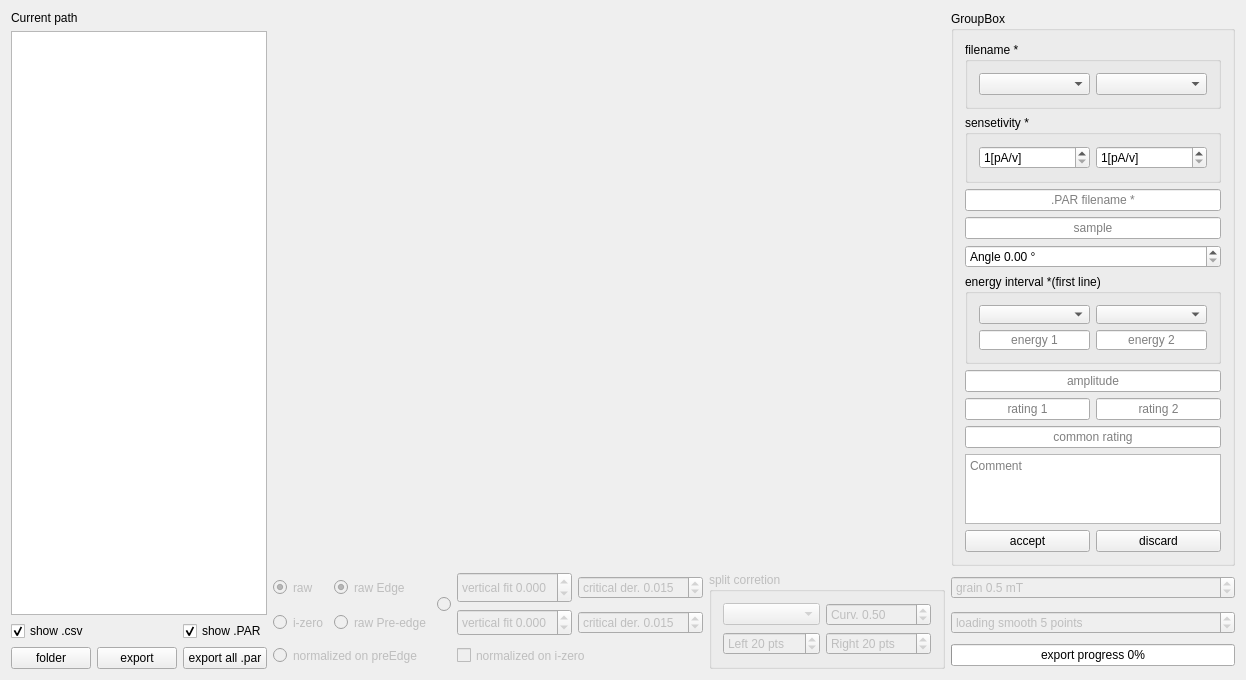
Above: mainwindow.ui from Rezenter/HysteLoop before the change. Below: the same form after it.
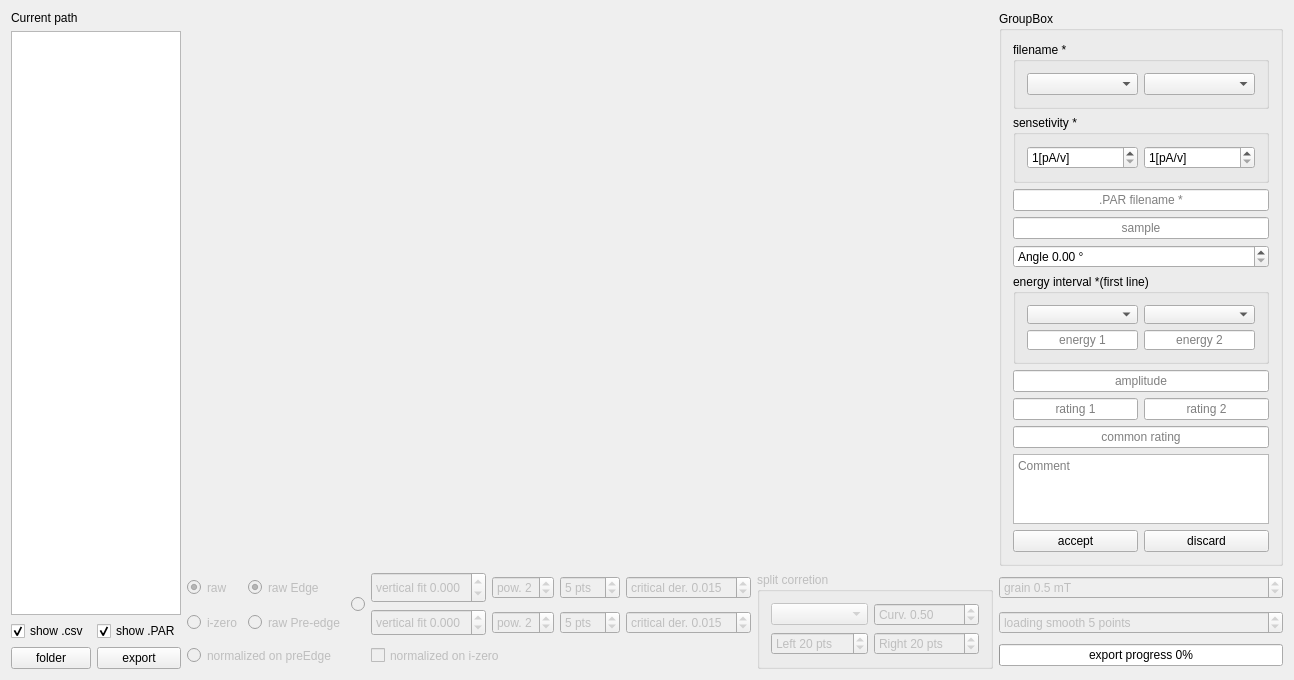
That is the form after the change.

```diff
--- a/mainwindow.ui
+++ b/mainwindow.ui
@@ -15,99 +15,7 @@
   </property>
   <widget class="QWidget" name="centralWidget">
    <layout class="QGridLayout" name="gridLayout_5">
-    <item row="1" column="6" rowspan="3" colspan="4">
-     <widget class="QGroupBox" name="splitGroupBox">
-      <property name="enabled">
-       <bool>false</bool>
-      </property>
-      <property name="sizePolicy">
-       <sizepolicy hsizetype="Expanding" vsizetype="Minimum">
-        <horstretch>0</horstretch>
-        <verstretch>0</verstretch>
-       </sizepolicy>
-      </property>
-      <property name="title">
-       <string>split corretion</string>
-      </property>
-      <layout class="QGridLayout" name="gridLayout_6">
-       <item row="1" column="0">
-        <widget class="QSpinBox" name="splitLeftSpinBox">
-         <property name="suffix">
-          <string> pts</string>
-         </property>
-         <property name="prefix">
-          <string>Left </string>
-         </property>
-         <property name="maximum">
-          <number>5000</number>
-         </property>
-         <property name="singleStep">
-          <number>1</number>
-         </property>
-         <property name="value">
-          <number>20</number>
-         </property>
-        </widget>
-       </item>
-       <item row="1" column="1">
-        <widget class="QSpinBox" name="splitRightSpinBox">
-         <property name="suffix">
-          <string> pts</string>
-         </property>
-         <property name="prefix">
-          <string>Right </string>
-         </property>
-         <property name="maximum">
-          <number>5000</number>
-         </property>
-         <property name="singleStep">
-          <number>1</number>
-         </property>
-         <property name="value">
-          <number>20</number>
-         </property>
-        </widget>
-       </item>
-       <item row="0" column="0">
-        <widget class="QComboBox" name="splitComboBox">
-         <property name="currentIndex">
-          <number>-1</number>
-         </property>
-        </widget>
-       </item>
-       <item row="0" column="1">
-        <widget class="QDoubleSpinBox" name="splitShiftDoubleSpinBox">
-         <property name="prefix">
-          <string>Curv. </string>
-         </property>
-         <property name="minimum">
-          <double>0.000000000000000</double>
-         </property>
-         <property name="maximum">
-          <double>1.000000000000000</double>
-         </property>
-         <property name="singleStep">
-          <double>0.010000000000000</double>
-         </property>
-         <property name="value">
-          <double>0.500000000000000</double>
-         </property>
-        </widget>
-       </item>
-      </layout>
-     </widget>
-    </item>
-    <item row="0" column="1" colspan="9">
-     <widget class="QWidget" name="chartWidget" native="true">
-      <property name="sizePolicy">
-       <sizepolicy hsizetype="Expanding" vsizetype="Expanding">
-        <horstretch>0</horstretch>
-        <verstretch>0</verstretch>
-       </sizepolicy>
-      </property>
-     </widget>
-    </item>
-    <item row="0" column="10">
+    <item row="0" column="12">
      <widget class="QGroupBox" name="groupBox_4">
       <property name="title">
        <string>GroupBox</string>
@@ -456,6 +364,205 @@
       </layout>
      </widget>
     </item>
+    <item row="0" column="1" colspan="11">
+     <widget class="QWidget" name="chartWidget" native="true">
+      <property name="sizePolicy">
+       <sizepolicy hsizetype="Expanding" vsizetype="Expanding">
+        <horstretch>0</horstretch>
+        <verstretch>0</verstretch>
+       </sizepolicy>
+      </property>
+     </widget>
+    </item>
+    <item row="1" column="8" rowspan="3" colspan="4">
+     <widget class="QGroupBox" name="splitGroupBox">
+      <property name="enabled">
+       <bool>false</bool>
+      </property>
+      <property name="sizePolicy">
+       <sizepolicy hsizetype="Expanding" vsizetype="Minimum">
+        <horstretch>0</horstretch>
+        <verstretch>0</verstretch>
+       </sizepolicy>
+      </property>
+      <property name="title">
+       <string>split corretion</string>
+      </property>
+      <layout class="QGridLayout" name="gridLayout_6">
+       <item row="1" column="0">
+        <widget class="QSpinBox" name="splitLeftSpinBox">
+         <property name="suffix">
+          <string> pts</string>
+         </property>
+         <property name="prefix">
+          <string>Left </string>
+         </property>
+         <property name="maximum">
+          <number>5000</number>
+         </property>
+         <property name="singleStep">
+          <number>1</number>
+         </property>
+         <property name="value">
+          <number>20</number>
+         </property>
+        </widget>
+       </item>
+       <item row="1" column="1">
+        <widget class="QSpinBox" name="splitRightSpinBox">
+         <property name="suffix">
+          <string> pts</string>
+         </property>
+         <property name="prefix">
+          <string>Right </string>
+         </property>
+         <property name="maximum">
+          <number>5000</number>
+         </property>
+         <property name="singleStep">
+          <number>1</number>
+         </property>
+         <property name="value">
+          <number>20</number>
+         </property>
+        </widget>
+       </item>
+       <item row="0" column="0">
+        <widget class="QComboBox" name="splitComboBox">
+         <property name="currentIndex">
+          <number>-1</number>
+         </property>
+        </widget>
+       </item>
+       <item row="0" column="1">
+        <widget class="QDoubleSpinBox" name="splitShiftDoubleSpinBox">
+         <property name="prefix">
+          <string>Curv. </string>
+         </property>
+         <property name="minimum">
+          <double>0.000000000000000</double>
+         </property>
+         <property name="maximum">
+          <double>1.000000000000000</double>
+         </property>
+         <property name="singleStep">
+          <double>0.010000000000000</double>
+         </property>
+         <property name="value">
+          <double>0.500000000000000</double>
+         </property>
+        </widget>
+       </item>
+      </layout>
+     </widget>
+    </item>
+    <item row="3" column="12">
+     <widget class="QProgressBar" name="progressBar">
+      <property name="sizePolicy">
+       <sizepolicy hsizetype="Minimum" vsizetype="Fixed">
+        <horstretch>0</horstretch>
+        <verstretch>0</verstretch>
+       </sizepolicy>
+      </property>
+      <property name="value">
+       <number>0</number>
+      </property>
+      <property name="alignment">
+       <set>Qt::AlignCenter</set>
+      </property>
+      <property name="textVisible">
+       <bool>true</bool>
+      </property>
+      <property name="invertedAppearance">
+       <bool>false</bool>
+      </property>
+      <property name="textDirection">
+       <enum>QProgressBar::TopToBottom</enum>
+      </property>
+      <property name="format">
+       <string>export progress %p%</string>
+      </property>
+     </widget>
+    </item>
+    <item row="3" column="1" colspan="2">
+     <widget class="QRadioButton" name="normSignalButton">
+      <property name="enabled">
+       <bool>false</bool>
+      </property>
+      <property name="sizePolicy">
+       <sizepolicy hsizetype="Minimum" vsizetype="Minimum">
+        <horstretch>0</horstretch>
+        <verstretch>0</verstretch>
+       </sizepolicy>
+      </property>
+      <property name="text">
+       <string>normalized on preEdge</string>
+      </property>
+      <property name="checked">
+       <bool>false</bool>
+      </property>
+      <attribute name="buttonGroup">
+       <string notr="true">signalType</string>
+      </attribute>
+     </widget>
+    </item>
+    <item row="1" column="5">
+     <widget class="QSpinBox" name="splinePowerSpinBox1">
+      <property name="enabled">
+       <bool>false</bool>
+      </property>
+      <property name="prefix">
+       <string>pow. </string>
+      </property>
+      <property name="maximum">
+       <number>5</number>
+      </property>
+      <property name="value">
+       <number>2</number>
+      </property>
+     </widget>
+    </item>
+    <item row="1" column="3" rowspan="2">
+     <widget class="QRadioButton" name="bothButton">
+      <property name="enabled">
+       <bool>false</bool>
+      </property>
+      <property name="sizePolicy">
+       <sizepolicy hsizetype="Minimum" vsizetype="Minimum">
+        <horstretch>0</horstretch>
+        <verstretch>0</verstretch>
+       </sizepolicy>
+      </property>
+      <property name="text">
+       <string/>
+      </property>
+      <attribute name="buttonGroup">
+       <string notr="true">fileGroup</string>
+      </attribute>
+     </widget>
+    </item>
+    <item row="1" column="7">
+     <widget class="QDoubleSpinBox" name="der1DoubleSpinBox">
+      <property name="enabled">
+       <bool>false</bool>
+      </property>
+      <property name="prefix">
+       <string>critical der. </string>
+      </property>
+      <property name="decimals">
+       <number>3</number>
+      </property>
+      <property name="maximum">
+       <double>10.000000000000000</double>
+      </property>
+      <property name="singleStep">
+       <double>0.001000000000000</double>
+      </property>
+      <property name="value">
+       <double>0.015000000000000</double>
+      </property>
+     </widget>
+    </item>
     <item row="2" column="4">
      <widget class="QDoubleSpinBox" name="verticalFit2SpinBox">
       <property name="enabled">
@@ -484,38 +591,35 @@
       </property>
      </widget>
     </item>
-    <item row="1" column="4">
-     <widget class="QDoubleSpinBox" name="verticalFit1SpinBox">
+    <item row="1" column="12">
+     <widget class="QDoubleSpinBox" name="smoothDoubleSpinBox">
       <property name="enabled">
        <bool>false</bool>
       </property>
-      <property name="sizePolicy">
-       <sizepolicy hsizetype="Minimum" vsizetype="Minimum">
-        <horstretch>0</horstretch>
-        <verstretch>0</verstretch>
-       </sizepolicy>
-      </property>
       <property name="prefix">
-       <string>vertical fit </string>
+       <string>grain </string>
       </property>
       <property name="suffix">
-       <string/>
+       <string> mT</string>
       </property>
       <property name="decimals">
-       <number>3</number>
+       <number>1</number>
       </property>
       <property name="minimum">
-       <double>-1.000000000000000</double>
+       <double>0.100000000000000</double>
       </property>
       <property name="maximum">
-       <double>1.000000000000000</double>
+       <double>20.000000000000000</double>
       </property>
       <property name="singleStep">
-       <double>0.001000000000000</double>
+       <double>0.100000000000000</double>
+      </property>
+      <property name="value">
+       <double>0.500000000000000</double>
       </property>
      </widget>
     </item>
-    <item row="2" column="10">
+    <item row="2" column="12">
      <widget class="QSpinBox" name="loadingSmoothSpinBox">
       <property name="enabled">
        <bool>false</bool>
@@ -556,6 +660,44 @@
       </attribute>
      </widget>
     </item>
+    <item row="3" column="4" colspan="4">
+     <widget class="QCheckBox" name="zeroCheckBox">
+      <property name="enabled">
+       <bool>false</bool>
+      </property>
+      <property name="sizePolicy">
+       <sizepolicy hsizetype="Minimum" vsizetype="Minimum">
+        <horstretch>0</horstretch>
+        <verstretch>0</verstretch>
+       </sizepolicy>
+      </property>
+      <property name="text">
+       <string>normalized on i-zero</string>
+      </property>
+     </widget>
+    </item>
+    <item row="2" column="7">
+     <widget class="QDoubleSpinBox" name="der2DoubleSpinBox">
+      <property name="enabled">
+       <bool>false</bool>
+      </property>
+      <property name="prefix">
+       <string>critical der. </string>
+      </property>
+      <property name="decimals">
+       <number>3</number>
+      </property>
+      <property name="maximum">
+       <double>10.000000000000000</double>
+      </property>
+      <property name="singleStep">
+       <double>0.001000000000000</double>
+      </property>
+      <property name="value">
+       <double>0.015000000000000</double>
+      </property>
+     </widget>
+    </item>
     <item row="2" column="1">
      <widget class="QRadioButton" name="zeroSignalButton">
       <property name="enabled">
@@ -575,83 +717,8 @@
       </attribute>
      </widget>
     </item>
-    <item row="1" column="1">
-     <widget class="QRadioButton" name="rawSignalButton">
-      <property name="enabled">
-       <bool>false</bool>
-      </property>
-      <property name="sizePolicy">
-       <sizepolicy hsizetype="Minimum" vsizetype="Minimum">
-        <horstretch>0</horstretch>
-        <verstretch>0</verstretch>
-       </sizepolicy>
-      </property>
-      <property name="text">
-       <string>raw</string>
-      </property>
-      <property name="checked">
-       <bool>true</bool>
-      </property>
-      <attribute name="buttonGroup">
-       <string notr="true">signalType</string>
-      </attribute>
-     </widget>
-    </item>
-    <item row="1" column="10">
-     <widget class="QDoubleSpinBox" name="smoothDoubleSpinBox">
-      <property name="enabled">
-       <bool>false</bool>
-      </property>
-      <property name="prefix">
-       <string>grain </string>
-      </property>
-      <property name="suffix">
-       <string> mT</string>
-      </property>
-      <property name="decimals">
-       <number>1</number>
-      </property>
-      <property name="minimum">
-       <double>0.100000000000000</double>
-      </property>
-      <property name="maximum">
-       <double>20.000000000000000</double>
-      </property>
-      <property name="singleStep">
-       <double>0.100000000000000</double>
-      </property>
-      <property name="value">
-       <double>0.500000000000000</double>
-      </property>
-     </widget>
-    </item>
-    <item row="1" column="2">
-     <widget class="QRadioButton" name="edgeButton">
-      <property name="enabled">
-       <bool>false</bool>
-      </property>
-      <property name="sizePolicy">
-       <sizepolicy hsizetype="Minimum" vsizetype="Minimum">
-        <horstretch>0</horstretch>
-        <verstretch>0</verstretch>
-       </sizepolicy>
-      </property>
-      <property name="text">
-       <string>raw Edge</string>
-      </property>
-      <property name="checked">
-       <bool>true</bool>
-      </property>
-      <attribute name="buttonGroup">
-       <string notr="true">fileGroup</string>
-      </attribute>
-     </widget>
-    </item>
     <item row="0" column="0" rowspan="4">
      <layout class="QGridLayout" name="gridLayout_2">
-      <item row="1" column="0" colspan="3">
-       <widget class="QTableWidget" name="fileTable"/>
-      </item>
       <item row="2" column="0">
        <widget class="QCheckBox" name="datBox">
         <property name="sizePolicy">
@@ -681,27 +748,7 @@
         </property>
        </widget>
       </item>
-      <item row="3" column="1">
-       <widget class="QPushButton" name="exportButton">
-        <property name="sizePolicy">
-         <sizepolicy hsizetype="Minimum" vsizetype="Minimum">
-          <horstretch>0</horstretch>
-          <verstretch>0</verstretch>
-         </sizepolicy>
-        </property>
-        <property name="text">
-         <string>export</string>
-        </property>
-       </widget>
-      </item>
-      <item row="3" column="2">
-       <widget class="QPushButton" name="exportAllButton">
-        <property name="text">
-         <string>export all .par</string>
-        </property>
-       </widget>
-      </item>
-      <item row="0" column="0" colspan="3">
+      <item row="0" column="0" colspan="2">
        <widget class="QLabel" name="dataDirLabel">
         <property name="sizePolicy">
          <sizepolicy hsizetype="Minimum" vsizetype="Minimum">
@@ -714,7 +761,10 @@
         </property>
        </widget>
       </item>
-      <item row="2" column="2">
+      <item row="1" column="0" colspan="2">
+       <widget class="QTableWidget" name="fileTable"/>
+      </item>
+      <item row="2" column="1">
        <widget class="QCheckBox" name="parBox">
         <property name="sizePolicy">
          <sizepolicy hsizetype="Minimum" vsizetype="Minimum">
@@ -730,10 +780,23 @@
         </property>
        </widget>
       </item>
+      <item row="3" column="1">
+       <widget class="QPushButton" name="exportButton">
+        <property name="sizePolicy">
+         <sizepolicy hsizetype="Minimum" vsizetype="Minimum">
+          <horstretch>0</horstretch>
+          <verstretch>0</verstretch>
+         </sizepolicy>
+        </property>
+        <property name="text">
+         <string>export</string>
+        </property>
+       </widget>
+      </item>
      </layout>
     </item>
-    <item row="1" column="3" rowspan="2">
-     <widget class="QRadioButton" name="bothButton">
+    <item row="1" column="1">
+     <widget class="QRadioButton" name="rawSignalButton">
       <property name="enabled">
        <bool>false</bool>
       </property>
@@ -744,120 +807,120 @@
        </sizepolicy>
       </property>
       <property name="text">
-       <string/>
+       <string>raw</string>
+      </property>
+      <property name="checked">
+       <bool>true</bool>
+      </property>
+      <attribute name="buttonGroup">
+       <string notr="true">signalType</string>
+      </attribute>
+     </widget>
+    </item>
+    <item row="1" column="2">
+     <widget class="QRadioButton" name="edgeButton">
+      <property name="enabled">
+       <bool>false</bool>
+      </property>
+      <property name="sizePolicy">
+       <sizepolicy hsizetype="Minimum" vsizetype="Minimum">
+        <horstretch>0</horstretch>
+        <verstretch>0</verstretch>
+       </sizepolicy>
+      </property>
+      <property name="text">
+       <string>raw Edge</string>
+      </property>
+      <property name="checked">
+       <bool>true</bool>
       </property>
       <attribute name="buttonGroup">
        <string notr="true">fileGroup</string>
       </attribute>
      </widget>
     </item>
+    <item row="1" column="4">
+     <widget class="QDoubleSpinBox" name="verticalFit1SpinBox">
+      <property name="enabled">
+       <bool>false</bool>
+      </property>
+      <property name="sizePolicy">
+       <sizepolicy hsizetype="Minimum" vsizetype="Minimum">
+        <horstretch>0</horstretch>
+        <verstretch>0</verstretch>
+       </sizepolicy>
+      </property>
+      <property name="prefix">
+       <string>vertical fit </string>
+      </property>
+      <property name="suffix">
+       <string/>
+      </property>
+      <property name="decimals">
+       <number>3</number>
+      </property>
+      <property name="minimum">
+       <double>-1.000000000000000</double>
+      </property>
+      <property name="maximum">
+       <double>1.000000000000000</double>
+      </property>
+      <property name="singleStep">
+       <double>0.001000000000000</double>
+      </property>
+     </widget>
+    </item>
+    <item row="1" column="6">
+     <widget class="QSpinBox" name="splineLengthSpinBox1">
+      <property name="enabled">
+       <bool>false</bool>
+      </property>
+      <property name="suffix">
+       <string> pts</string>
+      </property>
+      <property name="minimum">
+       <number>2</number>
+      </property>
+      <property name="maximum">
+       <number>99</number>
+      </property>
+      <property name="value">
+       <number>5</number>
+      </property>
+     </widget>
+    </item>
     <item row="2" column="5">
-     <widget class="QDoubleSpinBox" name="der2DoubleSpinBox">
+     <widget class="QSpinBox" name="splinePowerSpinBox2">
       <property name="enabled">
        <bool>false</bool>
       </property>
       <property name="prefix">
-       <string>critical der. </string>
+       <string>pow. </string>
       </property>
-      <property name="decimals">
-       <number>3</number>
-      </property>
       <property name="maximum">
-       <double>10.000000000000000</double>
+       <number>5</number>
       </property>
-      <property name="singleStep">
-       <double>0.001000000000000</double>
-      </property>
       <property name="value">
-       <double>0.015000000000000</double>
+       <number>2</number>
       </property>
      </widget>
     </item>
-    <item row="3" column="1" colspan="2">
-     <widget class="QRadioButton" name="normSignalButton">
+    <item row="2" column="6">
+     <widget class="QSpinBox" name="splineLengthSpinBox2">
       <property name="enabled">
        <bool>false</bool>
       </property>
-      <property name="sizePolicy">
-       <sizepolicy hsizetype="Minimum" vsizetype="Minimum">
-        <horstretch>0</horstretch>
-        <verstretch>0</verstretch>
-       </sizepolicy>
+      <property name="suffix">
+       <string> pts</string>
       </property>
-      <property name="text">
-       <string>normalized on preEdge</string>
+      <property name="minimum">
+       <number>2</number>
       </property>
-      <property name="checked">
-       <bool>false</bool>
-      </property>
-      <attribute name="buttonGroup">
-       <string notr="true">signalType</string>
-      </attribute>
-     </widget>
-    </item>
-    <item row="3" column="4" colspan="2">
-     <widget class="QCheckBox" name="zeroCheckBox">
-      <property name="enabled">
-       <bool>false</bool>
-      </property>
-      <property name="sizePolicy">
-       <sizepolicy hsizetype="Minimum" vsizetype="Minimum">
-        <horstretch>0</horstretch>
-        <verstretch>0</verstretch>
-       </sizepolicy>
-      </property>
-      <property name="text">
-       <string>normalized on i-zero</string>
-      </property>
-     </widget>
-    </item>
-    <item row="1" column="5">
-     <widget class="QDoubleSpinBox" name="der1DoubleSpinBox">
-      <property name="enabled">
-       <bool>false</bool>
-      </property>
-      <property name="prefix">
-       <string>critical der. </string>
-      </property>
-      <property name="decimals">
-       <number>3</number>
-      </property>
       <property name="maximum">
-       <double>10.000000000000000</double>
+       <number>99</number>
       </property>
-      <property name="singleStep">
-       <double>0.001000000000000</double>
-      </property>
       <property name="value">
-       <double>0.015000000000000</double>
-      </property>
-     </widget>
-    </item>
-    <item row="3" column="10">
-     <widget class="QProgressBar" name="progressBar">
-      <property name="sizePolicy">
-       <sizepolicy hsizetype="Minimum" vsizetype="Fixed">
-        <horstretch>0</horstretch>
-        <verstretch>0</verstretch>
-       </sizepolicy>
-      </property>
-      <property name="value">
-       <number>0</number>
-      </property>
-      <property name="alignment">
-       <set>Qt::AlignCenter</set>
-      </property>
-      <property name="textVisible">
-       <bool>true</bool>
-      </property>
-      <property name="invertedAppearance">
-       <bool>false</bool>
-      </property>
-      <property name="textDirection">
-       <enum>QProgressBar::TopToBottom</enum>
-      </property>
-      <property name="format">
-       <string>export progress %p%</string>
+       <number>5</number>
       </property>
      </widget>
     </item>
```
Left out of the diff: 2 changed lines with no effect on the pictures.
